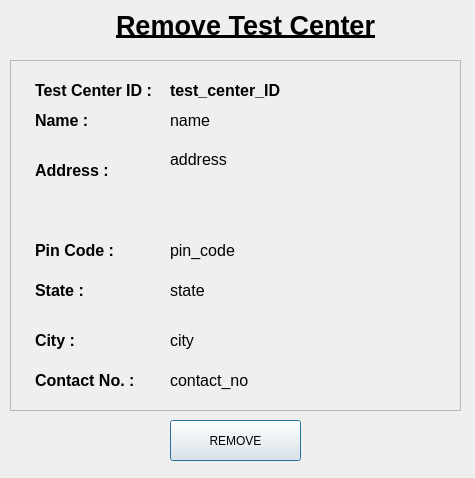
Qt form Layouts/Dialogs/superadmin/Test Centers/removeTestCenter.ui (bits-magnet/MDTouchs) before a commit.
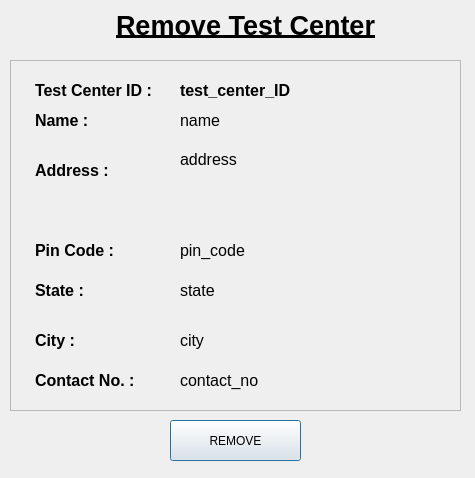
The same form after that commit.

```diff
--- a/Layouts/Dialogs/superadmin/Test Centers/removeTestCenter.ui
+++ b/Layouts/Dialogs/superadmin/Test Centers/removeTestCenter.ui
@@ -138,7 +138,7 @@
    <widget class="QLabel" name="name">
     <property name="geometry">
      <rect>
-      <x>160</x>
+      <x>170</x>
       <y>40</y>
       <width>281</width>
       <height>41</height>
@@ -154,7 +154,7 @@
    <widget class="QLabel" name="address">
     <property name="geometry">
      <rect>
-      <x>160</x>
+      <x>170</x>
       <y>90</y>
       <width>281</width>
       <height>71</height>
@@ -173,7 +173,7 @@
    <widget class="QLabel" name="pinCode">
     <property name="geometry">
      <rect>
-      <x>160</x>
+      <x>170</x>
       <y>170</y>
       <width>181</width>
       <height>41</height>
@@ -189,7 +189,7 @@
    <widget class="QLabel" name="state">
     <property name="geometry">
      <rect>
-      <x>160</x>
+      <x>170</x>
       <y>210</y>
       <width>181</width>
       <height>41</height>
@@ -205,7 +205,7 @@
    <widget class="QLabel" name="city">
     <property name="geometry">
      <rect>
-      <x>160</x>
+      <x>170</x>
       <y>260</y>
       <width>181</width>
       <height>41</height>
@@ -221,7 +221,7 @@
    <widget class="QLabel" name="contactNo">
     <property name="geometry">
      <rect>
-      <x>160</x>
+      <x>170</x>
       <y>305</y>
       <width>181</width>
       <height>31</height>
@@ -250,7 +250,7 @@
    <widget class="QLabel" name="testCenterID">
     <property name="geometry">
      <rect>
-      <x>160</x>
+      <x>170</x>
       <y>10</y>
       <width>281</width>
       <height>41</height>
```
Left out of the diff: 2 changed lines with no effect on the pictures.
